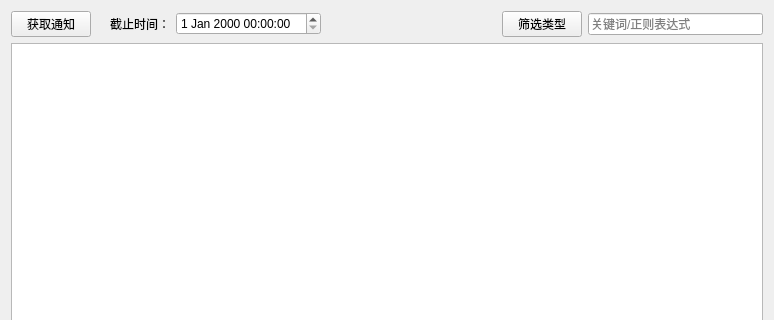
This is widgets/notice_manager/noticemanagerwindow.ui in iwxyi/Bilibili-MagicalDanmaku as Qt 5 draws it before an edit; both pictures show x 0 to 774 and y 0 to 320 of the 774 by 480 pixel window. The edited form follows.
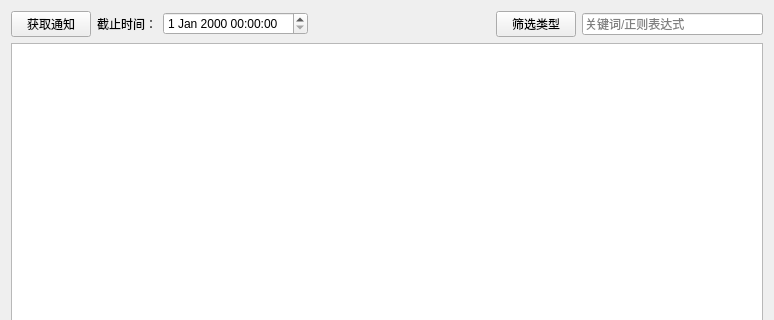
This is the edited form.

Commit message: 通知在数量少的时候自动过滤、清空过滤词的按钮

The edit to the form file:
```diff
--- a/widgets/notice_manager/noticemanagerwindow.ui
+++ b/widgets/notice_manager/noticemanagerwindow.ui
@@ -23,13 +23,6 @@
        </property>
       </widget>
      </item>
-     <item>
-      <widget class="QLabel" name="webidLabel">
-       <property name="text">
-        <string/>
-       </property>
-      </widget>
-     </item>
      <item>
       <widget class="QLabel" name="label">
        <property name="text">
@@ -65,6 +58,9 @@
        <property name="placeholderText">
         <string>关键词/正则表达式</string>
        </property>
+       <property name="clearButtonEnabled">
+        <bool>true</bool>
+       </property>
       </widget>
      </item>
     </layout>
```
The commit also changes 3 other files.
